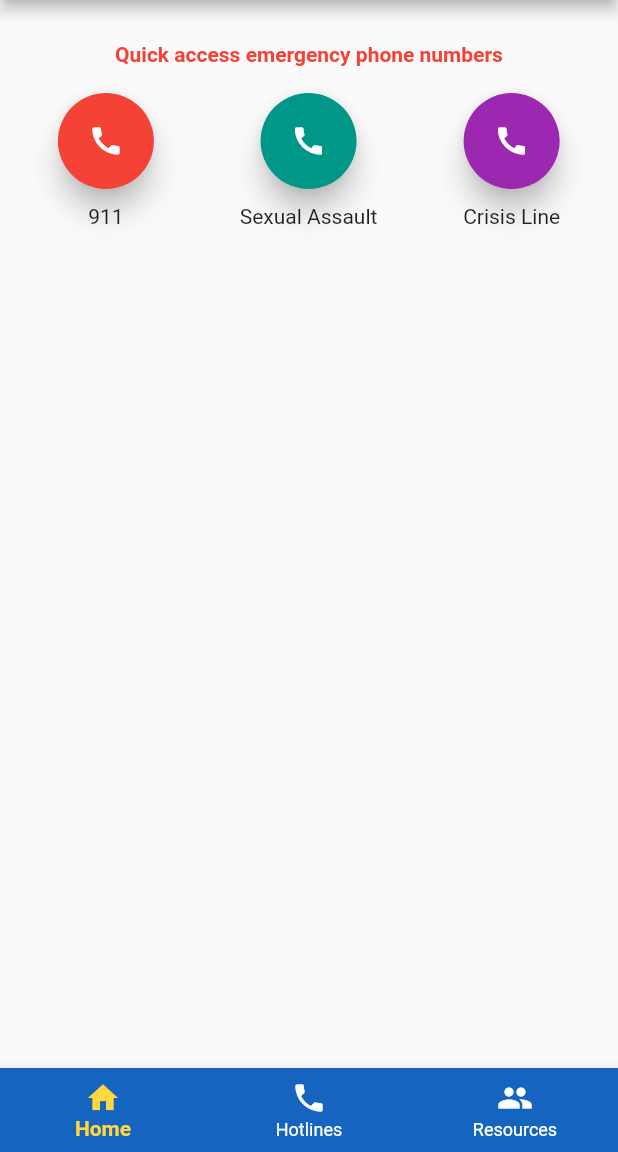
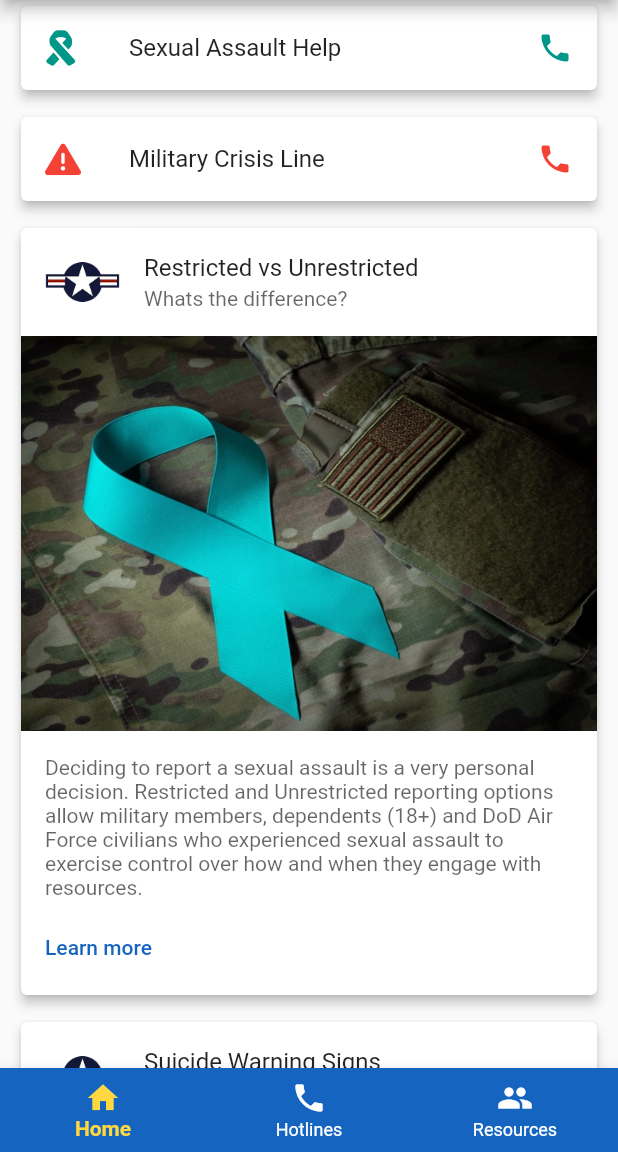
Before and after one commit to bfemmer/switchboard, a Flutter app: the screen it shows after launch, on a phone screen of 412 x 824 dp, the part 84-1236 px from its top. Run offline on Flutter 3.47's test engine with Material 2 defaults, Android fonts, the phone set to English and light mode, and no system bars; our stand-ins replace font_awesome_flutter, sqflite; accounts and stored records are empty.

Commit message:
Updated UI on homepage.

```diff
--- a/lib/presentation/home_page.dart
+++ b/lib/presentation/home_page.dart
@@ -1,5 +1,7 @@
 import 'package:flutter/material.dart';
+import 'package:font_awesome_flutter/font_awesome_flutter.dart';
 
+import '../utility/fa_helper.dart';
 import '../utility/url_helper.dart';
 
 class HomePage extends StatelessWidget {
@@ -11,87 +13,201 @@ class HomePage extends StatelessWidget {
   Widget build(BuildContext context) {
     return Scaffold(
       body: SafeArea(
-        child: Column(
-          children: <Widget>[
-            const SizedBox(
-              height: 20,
+        child: ListView(
+          children: [
+            Padding(
+              padding:
+                  const EdgeInsets.only(left: 10.0, right: 10.0, bottom: 10.0),
+              child: Card(
+                elevation: 3.0,
+                child: ListTile(
+                  title: const Text('Sexual Assault Help'),
+                  leading: FaIcon(
+                    FaHelper.getIconFromName('ribbon'),
+                    color: Colors.teal,
                   ),
-            const Padding(
-              padding: EdgeInsets.all(8.0),
-              child: Center(
-                  child: Text(
-                'Quick access emergency phone numbers',
-                style:
-                    TextStyle(fontWeight: FontWeight.bold, color: Colors.red),
-              )),
+                  onTap: () {
+                    UrlHelper.makePhoneCall('8779955247');
+                  },
+                  trailing: const Icon(
+                    Icons.phone,
+                    color: Colors.teal,
+                  ),
+                ),
+              ),
             ),
             Padding(
-              padding: const EdgeInsets.all(10.0),
-              child: Row(
-                mainAxisAlignment: MainAxisAlignment.spaceAround,
-                children: [
-                  Column(
-                    children: [
-                      ElevatedButton(
-                        onPressed: () {
-                          UrlHelper.makePhoneCall('911');
-                        },
-                        style: ElevatedButton.styleFrom(
-                          shape: const CircleBorder(),
-                          elevation: 8,
-                          padding: const EdgeInsets.all(20),
-                          primary: Colors.red, // <-- Button color
-                          onPrimary: Colors.blue, // <-- Splash color
+              padding:
+                  const EdgeInsets.only(left: 10.0, right: 10.0, bottom: 10.0),
+              child: Card(
+                elevation: 3.0,
+                child: ListTile(
+                  title: const Text('Military Crisis Line'),
+                  leading: FaIcon(
+                    FaHelper.getIconFromName('crisis'),
+                    color: Colors.red,
                   ),
-                        child: const Icon(Icons.call, color: Colors.white),
+                  trailing: const Icon(
+                    Icons.phone,
+                    color: Colors.red,
                   ),
-                      const SizedBox(height: 10),
-                      const Text('911'),
-                    ],
-                  ),
-                  Column(
-                    children: [
-                      ElevatedButton(
-                        onPressed: () {
-                          UrlHelper.makePhoneCall('8779955247');
-                        },
-                        style: ElevatedButton.styleFrom(
-                          shape: const CircleBorder(),
-                          elevation: 8,
-                          padding: const EdgeInsets.all(20),
-                          primary: Colors.teal, // <-- Button color
-                          onPrimary: Colors.red, // <-- Splash color
-                        ),
-                        child: const Icon(Icons.call, color: Colors.white),
-                      ),
-                      const SizedBox(height: 10),
-                      const Text('Sexual Assault'),
-                    ],
-                  ),
-                  Column(
-                    children: [
-                      ElevatedButton(
-                        onPressed: () {
+                  onTap: () {
                     UrlHelper.makePhoneCall('8002738255');
                   },
-                        style: ElevatedButton.styleFrom(
-                          shape: const CircleBorder(),
-                          elevation: 8,
-                          padding: const EdgeInsets.all(20),
-                          primary: Colors.purple, // <-- Button color
-                          onPrimary: Colors.red, // <-- Splash color
                 ),
-                        child: const Icon(Icons.call, color: Colors.white),
               ),
-                      const SizedBox(height: 10),
-                      const Text('Crisis Line'),
+            ),
+            Padding(
+              padding:
+                  const EdgeInsets.only(left: 10.0, right: 10.0, bottom: 10.0),
+              child: Card(
+                elevation: 3.0,
+                clipBehavior: Clip.antiAlias,
+                child: Column(
+                  children: [
+                    ListTile(
+                      leading: CircleAvatar(
+                          backgroundColor: Colors.transparent,
+                          radius: 25,
+                          child: Image.asset(
+                            'assets/images/usaf_roundel.png',
+                          )),
+                      title: const Text('Restricted vs Unrestricted'),
+                      subtitle: Text(
+                        'What' 's the difference?',
+                        style: TextStyle(color: Colors.black.withOpacity(0.6)),
+                      ),
+                    ),
+                    Image.asset('assets/images/teal_ribbon.jpeg'),
+                    const SizedBox(
+                      height: 16.0,
+                    ),
+                    Padding(
+                      padding: const EdgeInsets.only(left: 16.0, right: 16.0),
+                      child: Text(
+                        'Deciding to report a sexual assault is a very personal decision. Restricted and Unrestricted reporting options allow military members, dependents (18+) and DoD Air Force civilians who experienced sexual assault to exercise control over how and when they engage with resources.',
+                        style: TextStyle(color: Colors.black.withOpacity(0.6)),
+                      ),
+                    ),
+                    ButtonBar(
+                      alignment: MainAxisAlignment.start,
+                      children: [
+                        TextButton(
+                          onPressed: () {
+                            UrlHelper.launchBrowser(
+                                'https://www.resilience.af.mil/SAPR/Restricted-or-Unrestricted');
+                            //https://www.resilience.af.mil/SAPR/Restricted-or-Unrestricted/
+                          },
+                          child: const Text(
+                            'Learn more',
+                          ),
+                        ),
                       ],
                     ),
                   ],
                 ),
               ),
+            ),
+            Padding(
+              padding:
+                  const EdgeInsets.only(left: 10.0, right: 10.0, bottom: 10.0),
+              child: Card(
+                elevation: 3.0,
+                clipBehavior: Clip.antiAlias,
+                child: Column(
+                  children: [
+                    ListTile(
+                      leading: CircleAvatar(
+                          backgroundColor: Colors.transparent,
+                          radius: 25,
+                          child: Image.asset(
+                            'assets/images/usaf_roundel.png',
+                          )),
+                      title: const Text('Suicide Warning Signs'),
+                      subtitle: Text(
+                        'Do you know them?',
+                        style: TextStyle(color: Colors.black.withOpacity(0.6)),
+                      ),
+                    ),
+                    Image.asset('assets/images/suicide_signs.jpeg'),
                     const SizedBox(
-              height: 20,
+                      height: 16.0,
+                    ),
+                    Padding(
+                      padding: const EdgeInsets.only(left: 16.0, right: 16.0),
+                      child: Text(
+                        'Warning Signs for suicide are different than Risk Factors. They are more observable, and should be responded to immediately. A common theme for Warning Signs is change. This is why friends, relatives, and coworkers are critical in detecting early Warning Signs of distress.',
+                        style: TextStyle(color: Colors.black.withOpacity(0.6)),
+                      ),
+                    ),
+                    ButtonBar(
+                      alignment: MainAxisAlignment.start,
+                      children: [
+                        TextButton(
+                          onPressed: () {
+                            UrlHelper.launchBrowser(
+                                'https://www.resilience.af.mil/suicide-prevention-program/');
+                          },
+                          child: const Text(
+                            'Learn more',
+                          ),
+                        ),
+                      ],
+                    ),
+                  ],
+                ),
+              ),
+            ),
+            Padding(
+              padding:
+                  const EdgeInsets.only(left: 10.0, right: 10.0, bottom: 10.0),
+              child: Card(
+                elevation: 3.0,
+                clipBehavior: Clip.antiAlias,
+                child: Column(
+                  children: [
+                    ListTile(
+                      leading: CircleAvatar(
+                          backgroundColor: Colors.transparent,
+                          radius: 25,
+                          child: Image.asset(
+                            'assets/images/usaf_roundel.png',
+                          )),
+                      title: const Text(
+                          'Mental Health Counseling and Security Clearances'),
+                      subtitle: Text(
+                        'Is there any negative impact?',
+                        style: TextStyle(color: Colors.black.withOpacity(0.6)),
+                      ),
+                    ),
+                    Image.asset('assets/images/pentagon.jpeg'),
+                    const SizedBox(
+                      height: 16.0,
+                    ),
+                    Padding(
+                      padding: const EdgeInsets.only(left: 16.0, right: 16.0),
+                      child: Text(
+                        'Seeking mental health services does not affect one’s ability to gain or hold clearance eligibility. Adjudicators regard seeking necessary mental health treatment as a positive step in the security clearance process.',
+                        style: TextStyle(color: Colors.black.withOpacity(0.6)),
+                      ),
+                    ),
+                    ButtonBar(
+                      alignment: MainAxisAlignment.start,
+                      children: [
+                        TextButton(
+                          onPressed: () {
+                            UrlHelper.launchBrowser(
+                                'https://www.dcsa.mil/Portals/91/Documents/pv/DODCAF/resources/DCSA-FactSheet_Mental-Health.pdf');
+                          },
+                          child: const Text(
+                            'Learn more',
+                          ),
+                        ),
+                      ],
+                    ),
+                  ],
+                ),
+              ),
             ),
           ],
         ),
--- a/lib/utility/fa_helper.dart
+++ b/lib/utility/fa_helper.dart
@@ -32,5 +32,8 @@ class FaHelper {
     "faceSadCry": FontAwesomeIcons.faceSadCry,
     "peopleCarryBox": FontAwesomeIcons.peopleCarryBox,
     "circleInfo": FontAwesomeIcons.circleInfo,
+    "ribbon": FontAwesomeIcons.ribbon,
+    "crisis": FontAwesomeIcons.triangleExclamation,
+    "emergency": FontAwesomeIcons.hospital
   };
 }
```
Lines whose indentation alone changed are shown as unchanged.
